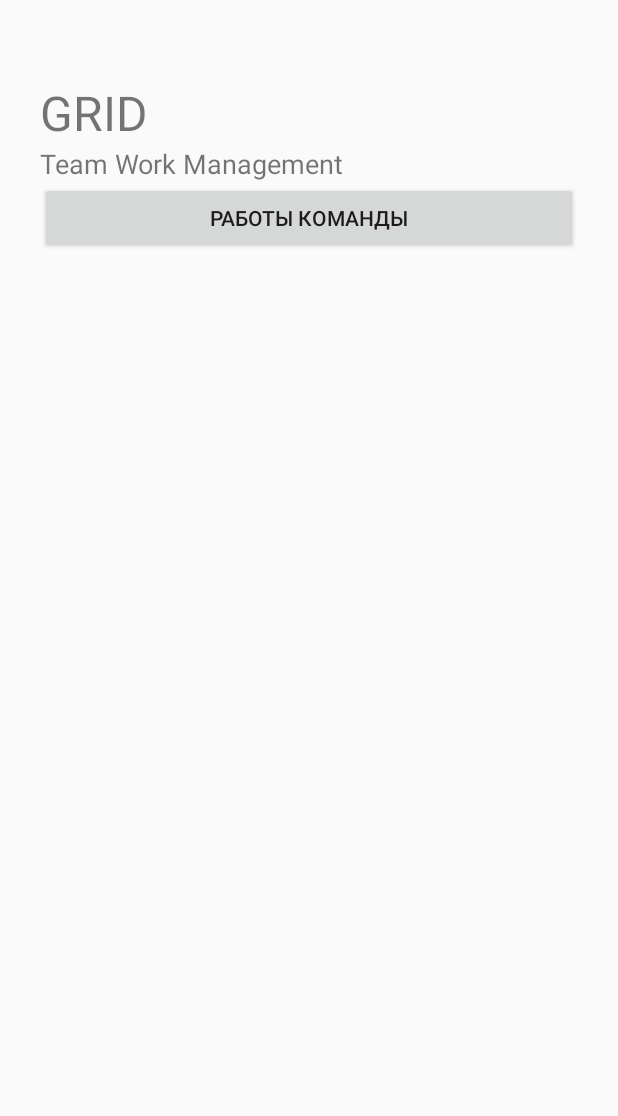
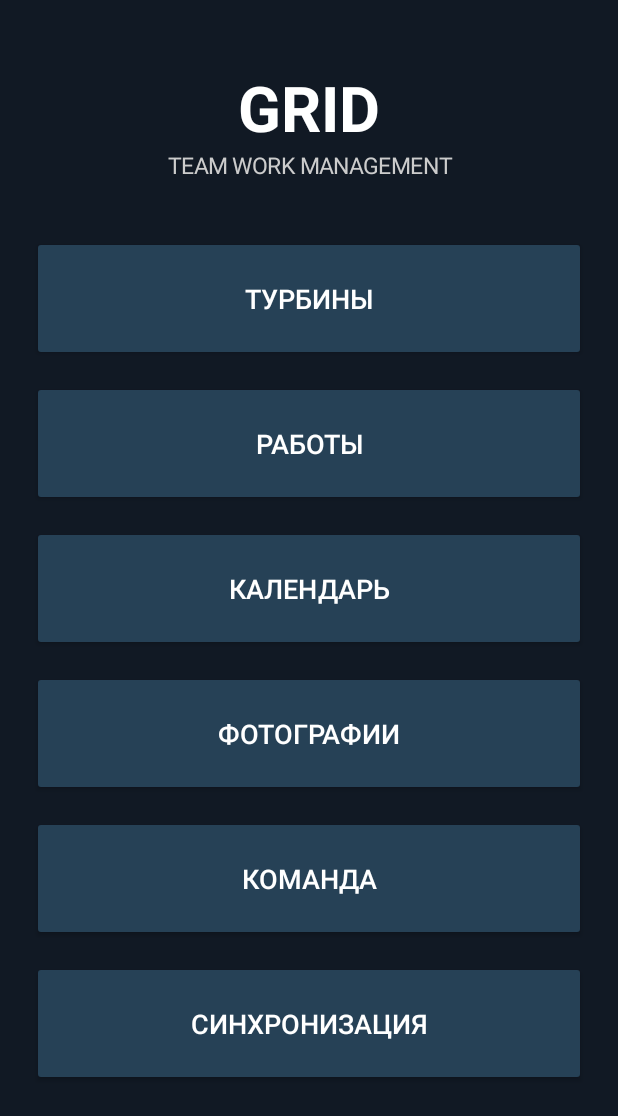
Before and after one commit to pinokio732-hue/Grid, an Android app: the screen it shows after launch (MainActivity), on a phone screen of 412 x 824 dp. Shown: the top 1116 px of the screen. Run offline under Robolectric (Android 15) with nearby library versions, the phone set to English and light mode, and no system bars.

Commit message:
Update MainActivity.java

```diff
--- a/app/src/main/java/com/grid/team/MainActivity.java
+++ b/app/src/main/java/com/grid/team/MainActivity.java
@@ -3,38 +3,80 @@ package com.grid.team;
 
 import android.app.Activity;
 import android.os.Bundle;
+import android.graphics.Color;
+import android.graphics.Typeface;
+import android.view.Gravity;
+import android.view.View;
+import android.widget.Button;
 import android.widget.LinearLayout;
+import android.widget.ScrollView;
 import android.widget.TextView;
-import android.widget.Button;
-import android.view.View;
+import android.widget.Toast;
 
 public class MainActivity extends Activity {
+
     @Override
     protected void onCreate(Bundle savedInstanceState) {
         super.onCreate(savedInstanceState);
 
+        ScrollView scroll = new ScrollView(this);
+        scroll.setBackgroundColor(Color.rgb(17, 25, 36));
+
         LinearLayout layout = new LinearLayout(this);
         layout.setOrientation(LinearLayout.VERTICAL);
-        layout.setPadding(40, 80, 40, 40);
+        layout.setPadding(32, 65, 32, 32);
 
         TextView title = new TextView(this);
         title.setText("GRID");
-        title.setTextSize(32);
+        title.setTextSize(42);
+        title.setTextColor(Color.WHITE);
+        title.setTypeface(null, Typeface.BOLD);
+        title.setGravity(Gravity.CENTER);
         layout.addView(title);
 
         TextView subtitle = new TextView(this);
-        subtitle.setText("Team Work Management");
-        subtitle.setTextSize(18);
+        subtitle.setText("TEAM WORK MANAGEMENT");
+        subtitle.setTextSize(15);
+        subtitle.setTextColor(Color.LTGRAY);
+        subtitle.setGravity(Gravity.CENTER);
+        subtitle.setPadding(0, 0, 0, 55);
         layout.addView(subtitle);
 
+        addButton(layout, "ТУРБИНЫ");
+        addButton(layout, "РАБОТЫ");
+        addButton(layout, "КАЛЕНДАРЬ");
+        addButton(layout, "ФОТОГРАФИИ");
+        addButton(layout, "КОМАНДА");
+        addButton(layout, "СИНХРОНИЗАЦИЯ");
+
+        scroll.addView(layout);
+        setContentView(scroll);
+    }
+
+    private void addButton(LinearLayout layout, String name) {
         Button button = new Button(this);
-        button.setText("Работы команды");
-        layout.addView(button);
+        button.setText(name);
+        button.setTextSize(18);
+        button.setTextColor(Color.WHITE);
+        button.setAllCaps(false);
+        button.setBackgroundTintList(
+            android.content.res.ColorStateList.valueOf(
+                Color.rgb(38, 65, 86)
+            )
+        );
+
+        LinearLayout.LayoutParams params =
+            new LinearLayout.LayoutParams(
+                LinearLayout.LayoutParams.MATCH_PARENT, 125
+            );
+        params.setMargins(0, 0, 0, 20);
+
+        layout.addView(button, params);
 
         button.setOnClickListener(v ->
-            button.setText("Grid запущен!")
+            Toast.makeText(this,
+                name + " — скоро добавим!",
+                Toast.LENGTH_SHORT).show()
         );
-
-        setContentView(layout);
     }
 }
```
